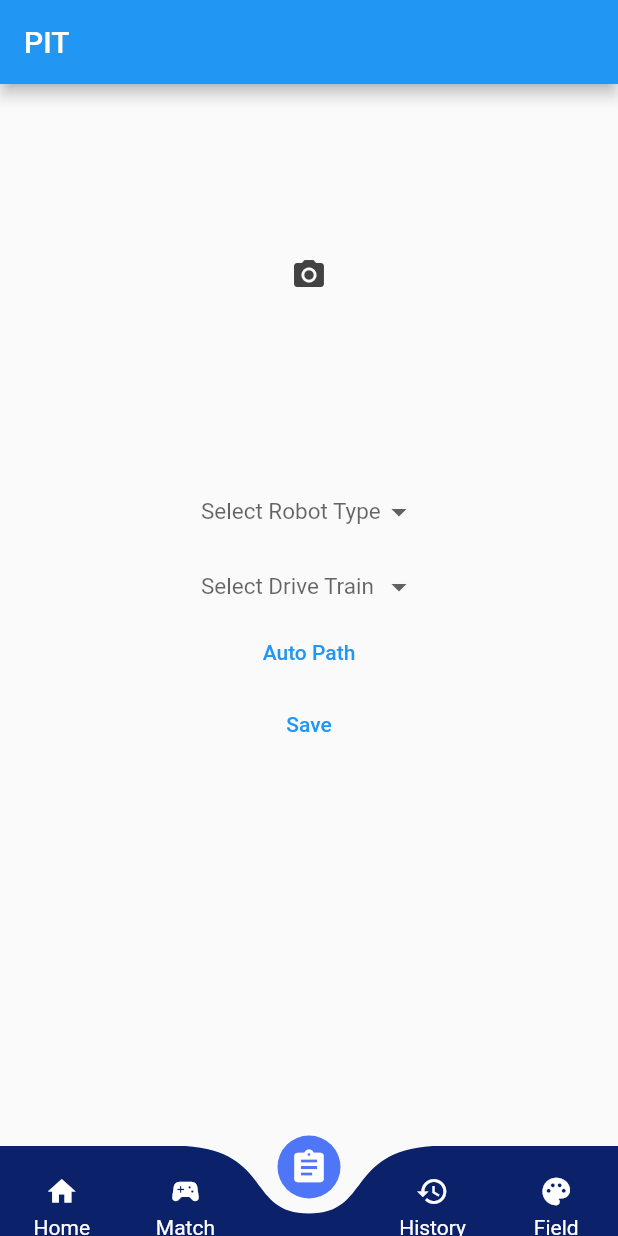
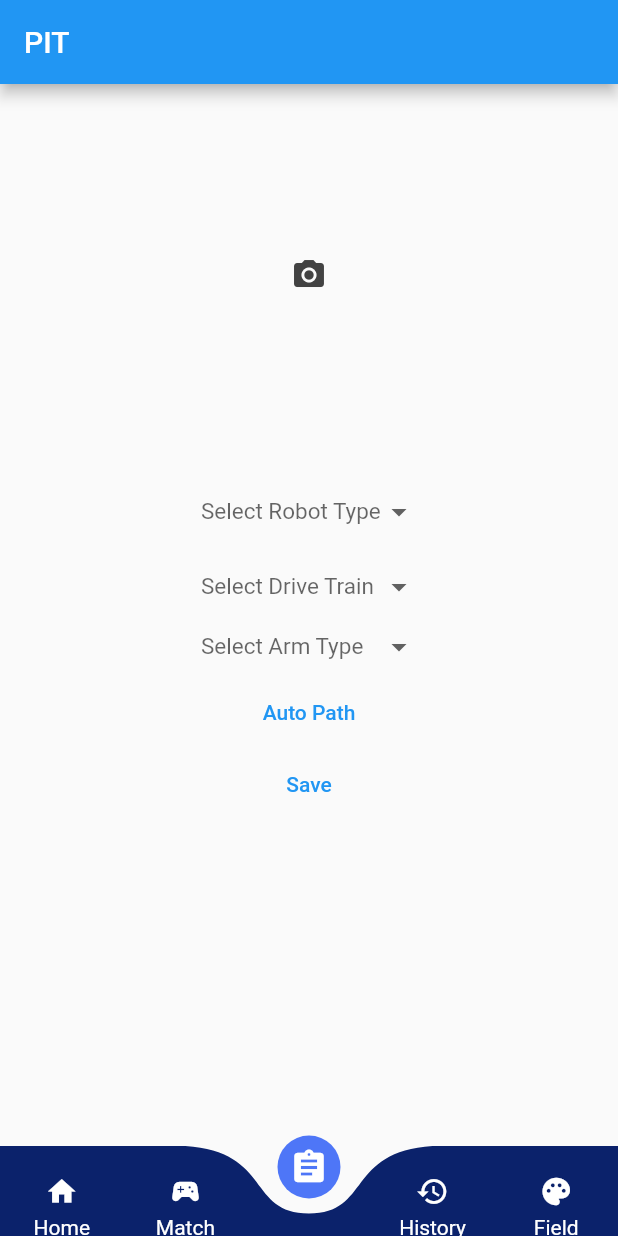
Before and after one commit to Team-Optix-3749/Optix-Scouting, a Flutter app: the screen it shows after launch, swiped to page 3, on a phone screen of 412 x 824 dp. Run offline on Flutter 3.47's test engine with Material 2 defaults, Android fonts, the phone set to English and light mode, and no system bars; drawn by our look-alikes of curved_navigation_bar, dropdown_button2; our stand-ins replace carousel_slider, csv, flutter_slidable, flutter_svg, gallery_saver, image_picker and 2 more; missing offline and left inert: flutter_grid_button, flutter_octicons, image_painter; statements that could not run were skipped; project files that could hold a hidden picture were left out.

Commit message:
add arm to pit scouting

```diff
--- a/lib/pages/pit.dart
+++ b/lib/pages/pit.dart
@@ -1,6 +1,7 @@
 import 'dart:io';
 import 'dart:typed_data';
 import 'package:flutter/material.dart';
+import 'package:flutter_octicons/flutter_octicons.dart';
 import 'package:image_picker/image_picker.dart';
 import 'package:carousel_slider/carousel_slider.dart';
 import 'package:optix_scouting/util.dart';
@@ -115,6 +116,47 @@ class _PitState extends State<Pit> {
       children: const [],
     ),
   };
+  String? armPreset;
+  Map<String, int> armPresets = {
+    "Elevator": 0,
+    "Telescope": 1,
+    "None": 2,
+    // "Add preset": 2,
+  };
+  Map<int, Stack> armPresetIcons = {
+    0: Stack(
+      children: const [
+        Icon(
+          Icons.elevator,
+          color: Colors.black54,
+        ),
+      ],
+    ),
+    1: Stack(
+      children: const [
+        Icon(
+          OctIcons.telescope_fill_16,
+          color: Colors.black54,
+        ),
+      ],
+    ),
+    2: Stack(
+      alignment: Alignment.bottomLeft,
+      children: const [
+        Icon(
+          Icons.hide_source,
+          color: Colors.black54,
+          size: 25,
+          shadows: <Shadow>[
+            Shadow(
+              color: Colors.black54,
+              blurRadius: 10,
+            )
+          ],
+        ),
+      ],
+    ),
+  };
 
   void imagePopup(File image) {
     if (image != null) {
@@ -168,18 +210,19 @@ class _PitState extends State<Pit> {
     String id = uuid.v1();
 
     final fullPath =
-        '$directory/pits/${widget.teamName}_${widget.competition}_${typePreset!}_${drivePreset!}_${id}';
+        '$directory/pits/${widget.teamName}_${widget.competition}_${typePreset!}_${drivePreset!}_${armPreset!}_${id}';
     autoPath = fullPath;
     final imageFile = File(fullPath + '_auto.png');
     imageFile.writeAsBytesSync(image);
   }
 
-  void save(File robotFile, String robotType, String driveTrain) async {
+  void save(File robotFile, String robotType, String driveTrain,
+      String clawType) async {
     // print(path.basename(robotFile.path.split("/").last));
     GallerySaver.saveImage(
       robotFile.path,
       albumName:
-          '${widget.teamName}-${widget.competition}-${robotType}-${driveTrain}',
+          '${widget.teamName}-${widget.competition}-${robotType}-${driveTrain}-${clawType}',
     ).then((bool? success) {
       setState(() {
         print('Image is saved');
@@ -362,6 +405,58 @@ class _PitState extends State<Pit> {
               },
             ),
           ),
+          DropdownButtonHideUnderline(
+            child: DropdownButton2(
+              hint: const Text(
+                'Select Arm Type',
+                style: TextStyle(
+                  fontSize: 15,
+                ),
+              ),
+              items: armPresets.keys
+                  .map(
+                    (p) => DropdownMenuItem<String>(
+                      value: p,
+                      child: Container(
+                        width: 120,
+                        child: Row(
+                          mainAxisAlignment: MainAxisAlignment.spaceBetween,
+                          children: [
+                            Expanded(
+                              child: Text(
+                                overflow: TextOverflow.ellipsis,
+                                p.trim(),
+                                strutStyle: StrutStyle(fontSize: 15.0),
+                                textDirection: TextDirection.ltr,
+                                textAlign: TextAlign.left,
+                              ),
+                            ),
+                            Container(
+                              child: drivePresetIcons[drivePresets[p]],
+                            ),
+                          ],
+                        ),
+                      ),
+                    ),
+                  )
+                  .toList(),
+              value: armPreset,
+              onChanged: (value) {
+                setState(() {
+                  armPreset = value!;
+                });
+              },
+              buttonHeight: 40,
+              dropdownWidth: 140,
+              itemHeight: 40,
+              dropdownMaxHeight: 160,
+              onMenuStateChange: (isOpen) {
+                // if (!isOpen) {
+                //   _PresetController.clear();
+                // }
+              },
+            ),
+          ),
           TextButton(
             onPressed: () {
               if (_image == null || typePreset == null || drivePreset == null) {
@@ -398,7 +493,7 @@ class _PitState extends State<Pit> {
                   ),
                 );
               } else {
-                save(_image, typePreset!, drivePreset!);
+                save(_image, typePreset!, drivePreset!, armPreset!);
               }
             },
             child: Container(
--- a/pubspec.yaml
+++ b/pubspec.yaml
@@ -46,6 +46,7 @@ dependencies:
   flutter_svg: ^1.1.6
   image_picker: ^0.8.6+2
   gallery_saver: ^2.3.2
+  flutter_octicons: ^0.26.0
 
 
 dev_dependencies:
```
Also changed, not shown: lib/pages/home.dart (+27 -5 lines), pubspec.lock.
